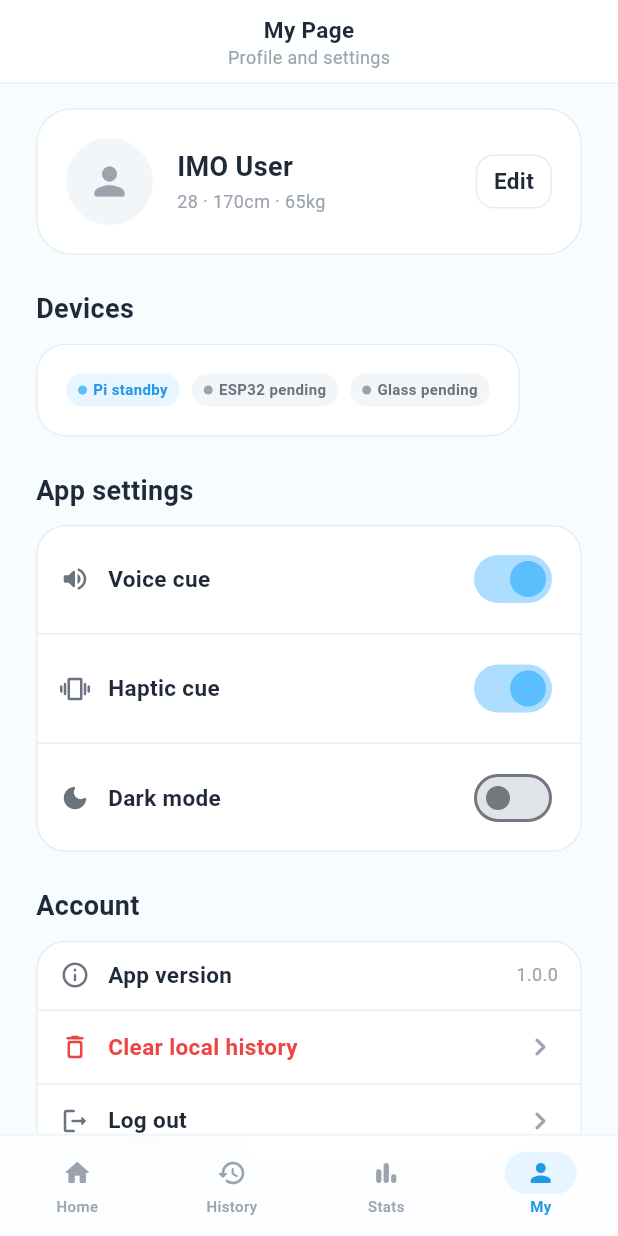
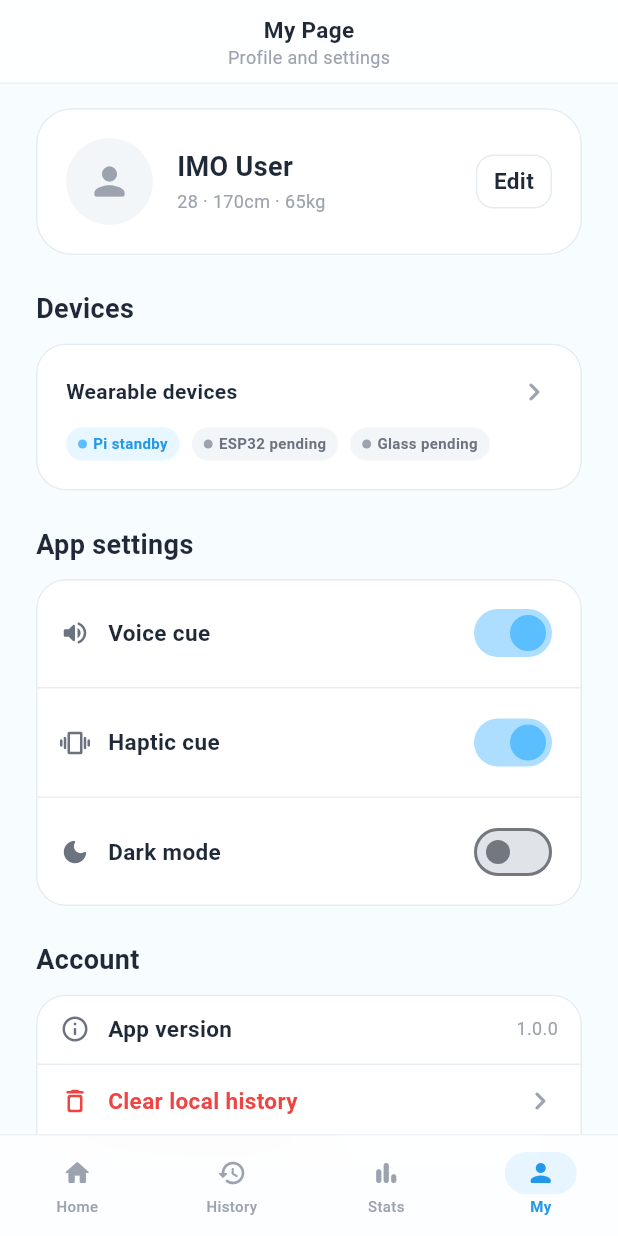
Before and after one commit to dltndud0313/IMO, a Flutter app: the MyPageScreen screen opened by its route, on a phone screen of 412 x 824 dp. Run offline on Flutter 3.47's test engine with Material 3 defaults, Android fonts, the phone set to English and light mode, and no system bars; our stand-ins replace dio, get_it, go_router, shared_preferences; accounts and stored records are empty.

Commit message:
feat(app): complete wearable settings layout flow

```diff
--- a/app/lib/config/router.dart
+++ b/app/lib/config/router.dart
@@ -9,6 +9,7 @@ import '../ui/home/view_model/home_viewmodel.dart';
 import '../ui/home/widgets/home_screen.dart';
 import '../ui/mypage/widgets/mypage_screen.dart';
 import '../ui/mypage/widgets/profile_edit_screen.dart';
+import '../ui/mypage/widgets/wearable_settings_screen.dart';
 import '../ui/onboarding/widgets/onboarding_screen.dart';
 import '../ui/session_result/widgets/session_result_screen.dart';
 import '../ui/stats/widgets/stats_screen.dart';
@@ -103,6 +104,10 @@ GoRouter buildRouter() {
         path: '/profile-edit',
         builder: (context, state) => const ProfileEditScreen(),
       ),
+      GoRoute(
+        path: '/wearable-settings',
+        builder: (context, state) => const WearableSettingsScreen(),
+      ),
     ],
   );
 }
--- a/app/lib/ui/mypage/widgets/mypage_screen.dart
+++ b/app/lib/ui/mypage/widgets/mypage_screen.dart
@@ -30,7 +30,7 @@ class _MyPageScreenState extends State<MyPageScreen> {
           const SizedBox(height: AppSpacing.sectionGap),
           Text('Devices', style: AppTextStyles.sectionTitle),
           const SizedBox(height: AppSpacing.sm),
-          const _DeviceStatusCard(),
+          _DeviceStatusCard(onTap: () => context.go('/wearable-settings')),
           const SizedBox(height: AppSpacing.sectionGap),
           Text('App settings', style: AppTextStyles.sectionTitle),
           const SizedBox(height: AppSpacing.sm),
@@ -182,19 +182,46 @@ class _ProfileCard extends StatelessWidget {
 }
 
 class _DeviceStatusCard extends StatelessWidget {
-  const _DeviceStatusCard();
+  const _DeviceStatusCard({required this.onTap});
+
+  final VoidCallback onTap;
 
   @override
   Widget build(BuildContext context) {
     return ImoCard(
       paddingSize: ImoCardPadding.lg,
-      child: const Wrap(
-        spacing: AppSpacing.xs,
-        runSpacing: AppSpacing.xs,
+      interactive: true,
+      onTap: onTap,
+      child: const Column(
+        crossAxisAlignment: CrossAxisAlignment.start,
         children: [
-          StatusBadge(label: 'Pi standby', variant: StatusVariant.info),
-          StatusBadge(label: 'ESP32 pending', variant: StatusVariant.neutral),
-          StatusBadge(label: 'Glass pending', variant: StatusVariant.neutral),
+          Row(
+            children: [
+              Expanded(
+                child: Text('Wearable devices', style: AppTextStyles.label),
+              ),
+              Icon(
+                Icons.chevron_right_rounded,
+                color: AppColors.textTertiary,
+              ),
+            ],
+          ),
+          SizedBox(height: AppSpacing.sm),
+          Wrap(
+            spacing: AppSpacing.xs,
+            runSpacing: AppSpacing.xs,
+            children: [
+              StatusBadge(label: 'Pi standby', variant: StatusVariant.info),
+              StatusBadge(
+                label: 'ESP32 pending',
+                variant: StatusVariant.neutral,
+              ),
+              StatusBadge(
+                label: 'Glass pending',
+                variant: StatusVariant.neutral,
+              ),
+            ],
+          ),
         ],
       ),
     );
```
Also changed, not shown: app/lib/ui/mypage/widgets/wearable_settings_screen.dart (+118 -2 lines).
